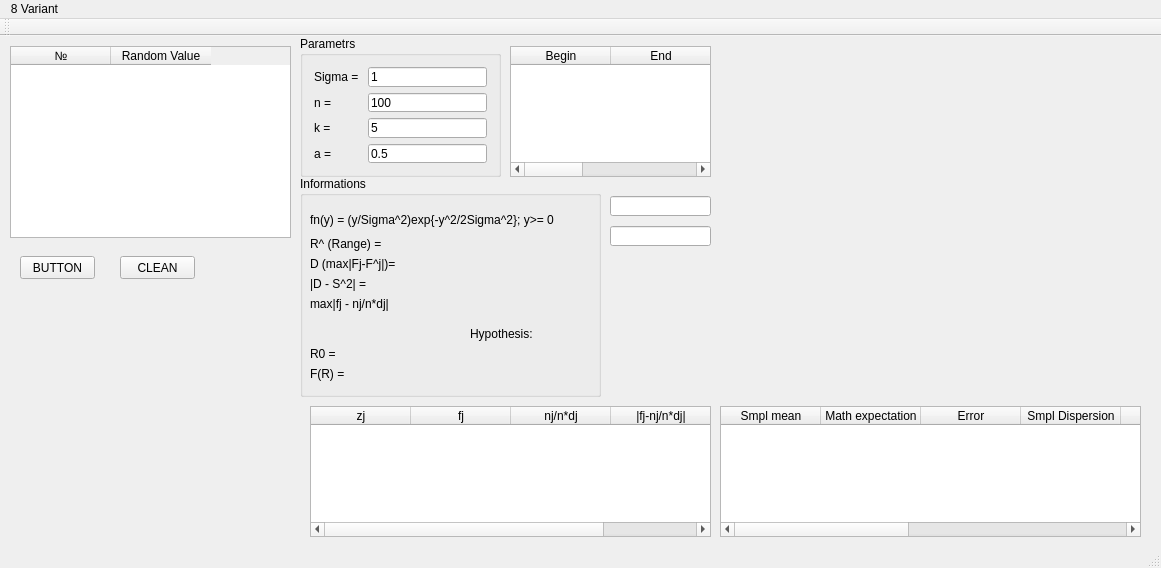
Above: RV/mainwindow.ui from diper1998/RandomValue before the change. Below: the same form after it.
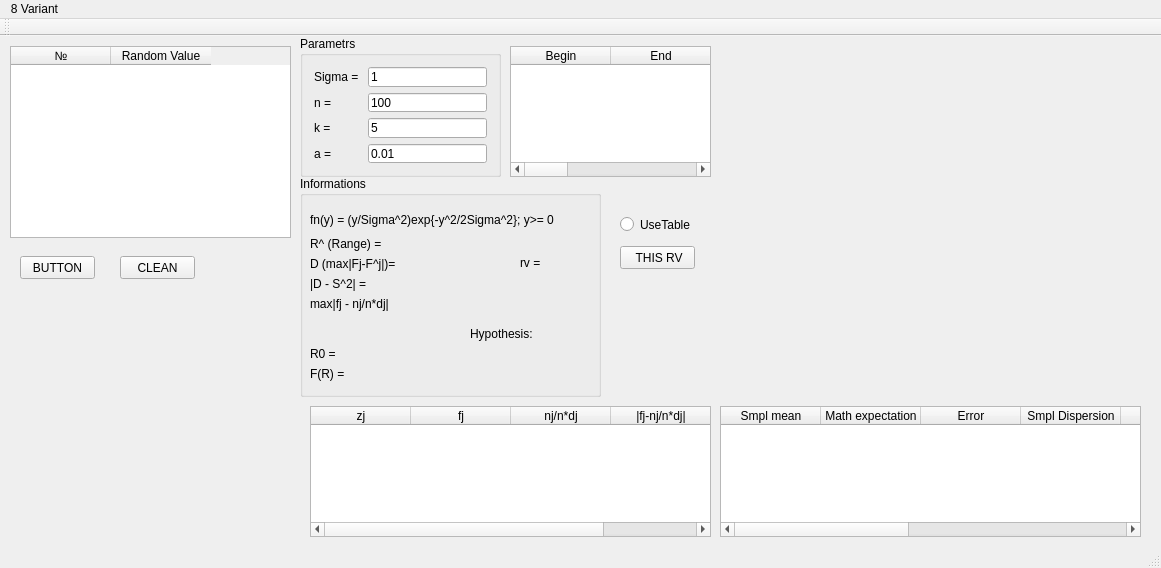
That is the form after the change. Custom widgets are drawn as their Qt base class.

```diff
--- a/RV/mainwindow.ui
+++ b/RV/mainwindow.ui
@@ -91,7 +91,7 @@
      <item row="3" column="1">
       <widget class="QLineEdit" name="lineEdit_a">
        <property name="text">
-        <string>0.5</string>
+        <string>0.01</string>
        </property>
       </widget>
      </item>
@@ -241,6 +241,19 @@
       <string>Hypothesis:</string>
      </property>
     </widget>
+    <widget class="QLabel" name="label_rv">
+     <property name="geometry">
+      <rect>
+       <x>220</x>
+       <y>80</y>
+       <width>47</width>
+       <height>13</height>
+      </rect>
+     </property>
+     <property name="text">
+      <string>rv =</string>
+     </property>
+    </widget>
    </widget>
    <widget class="QCustomPlot" name="GRAPH" native="true">
     <property name="geometry">
@@ -381,31 +394,39 @@
     </column>
     <column>
      <property name="text">
-      <string>Q</string>
+      <string>h</string>
      </property>
     </column>
+    <column>
+     <property name="text">
+      <string>q</string>
+     </property>
+    </column>
    </widget>
-   <widget class="QLineEdit" name="lineEdit_Begin">
+   <widget class="QRadioButton" name="radioButton_UseTable">
     <property name="geometry">
      <rect>
-      <x>610</x>
-      <y>160</y>
-      <width>101</width>
-      <height>20</height>
+      <x>620</x>
+      <y>180</y>
+      <width>82</width>
+      <height>17</height>
      </rect>
     </property>
+    <property name="text">
+     <string>UseTable</string>
+    </property>
    </widget>
-   <widget class="QLineEdit" name="lineEdit_End">
+   <widget class="QPushButton" name="pushButton_THISRV">
     <property name="geometry">
      <rect>
-      <x>610</x>
-      <y>190</y>
-      <width>101</width>
-      <height>20</height>
+      <x>620</x>
+      <y>210</y>
+      <width>75</width>
+      <height>23</height>
      </rect>
     </property>
     <property name="text">
-     <string/>
+     <string> THIS RV</string>
     </property>
    </widget>
   </widget>
```
